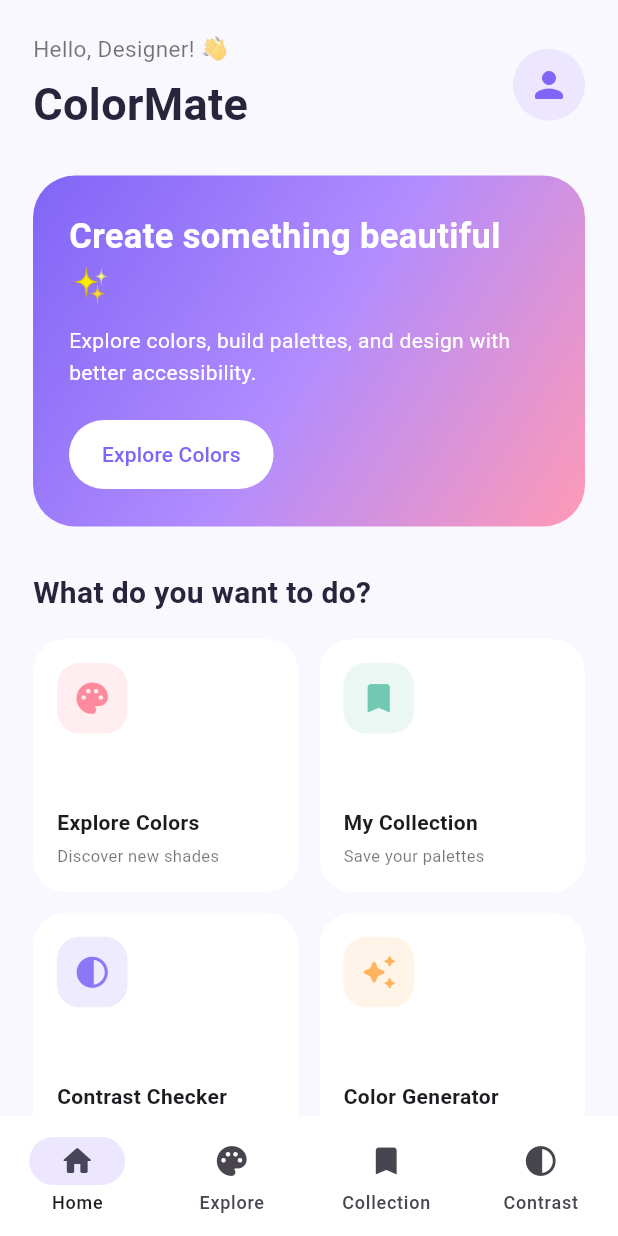
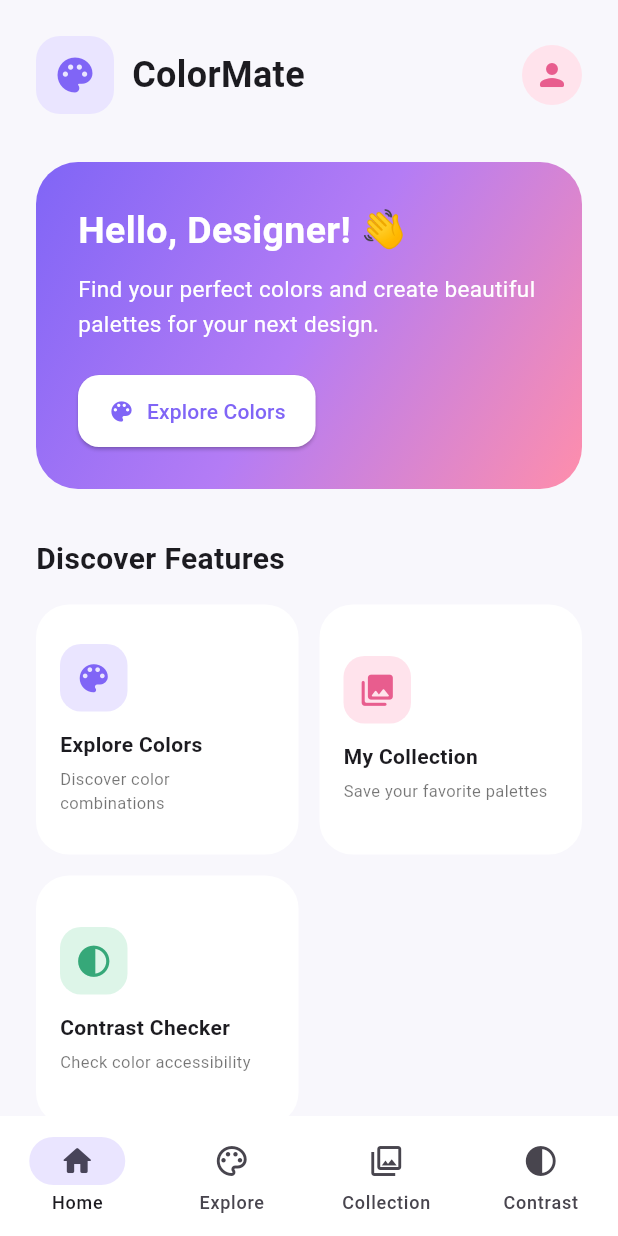
Before and after one commit to trisnacahyani-ops/UTS_2415051072_Ni-Komang-Trisna-Cahyani, a Flutter app: the screen it shows after launch, on a phone screen of 412 x 824 dp. Run offline on Flutter 3.47's test engine with Material 3 defaults, Android fonts, the phone set to English and light mode, and no system bars; network calls fail; Roboto replaces fonts that are missing (Arial).

Commit message:
Build Explore Colors API screen

```diff
--- a/lib/main.dart
+++ b/lib/main.dart
@@ -4,6 +4,7 @@ import 'package:provider/provider.dart';
 import 'providers/color_provider.dart';
 import 'repositories/color_repository.dart';
 import 'services/color_api_service.dart';
+import 'screens/explore_page.dart';
 
 void main() {
   runApp(
@@ -30,8 +31,7 @@ class ColorMateApp extends StatelessWidget {
       title: 'ColorMate',
       theme: ThemeData(
         useMaterial3: true,
-        fontFamily: 'Arial',
-        scaffoldBackgroundColor: const Color(0xFFF9F8FF),
+        scaffoldBackgroundColor: const Color(0xFFF8F7FC),
         colorScheme: ColorScheme.fromSeed(
           seedColor: const Color(0xFF8065F6),
           brightness: Brightness.light,
@@ -50,16 +50,28 @@ class MainShell extends StatefulWidget {
 }
 
 class _MainShellState extends State<MainShell> {
-  int selectedIndex = 0;
+  int _selectedIndex = 0;
 
-  final List<String> titles = ['Home', 'Explore', 'Collection', 'Contrast'];
+  final List<Widget> _pages = const [
+    HomeScreen(),
+    ExplorePage(),
+    FeatureScreen(
+      title: 'My Collection',
+      subtitle: 'Your saved color palettes will appear here.',
+      icon: Icons.collections_rounded,
+    ),
+    FeatureScreen(
+      title: 'Contrast Checker',
+      subtitle: 'Check color contrast and accessibility.',
+      icon: Icons.contrast_rounded,
+    ),
+  ];
 
-  final List<IconData> icons = [
-    Icons.home_rounded,
-    Icons.palette_rounded,
-    Icons.bookmark_rounded,
-    Icons.contrast_rounded,
-  ];
+  void _onDestinationSelected(int index) {
+    setState(() {
+      _selectedIndex = index;
+    });
+  }
 
   @override
   Widget build(BuildContext context) {
@@ -67,82 +79,80 @@ class _MainShellState extends State<MainShell> {
       builder: (context, constraints) {
         final isWide = constraints.maxWidth >= 700;
 
-        final pages = [
-          HomeScreen(
-            onNavigate: (index) {
-              setState(() => selectedIndex = index);
-            },
-          ),
-          const FeatureScreen(
-            title: 'Explore Colors',
-            subtitle: 'Find your next favorite color.',
-            icon: Icons.palette_rounded,
-            color: Color(0xFFFF8A9B),
-          ),
-          const FeatureScreen(
-            title: 'My Collection',
-            subtitle: 'Your saved color palettes.',
-            icon: Icons.bookmark_rounded,
-            color: Color(0xFF70C9B0),
-          ),
-          const FeatureScreen(
-            title: 'Contrast Checker',
-            subtitle: 'Make your designs easier to read.',
-            icon: Icons.contrast_rounded,
-            color: Color(0xFF8B78F6),
-          ),
-        ];
-
         return Scaffold(
-          body: SafeArea(
-            child: Row(
+          body: Row(
             children: [
               if (isWide)
                 NavigationRail(
-                    selectedIndex: selectedIndex,
-                    onDestinationSelected: (index) {
-                      setState(() => selectedIndex = index);
-                    },
+                  selectedIndex: _selectedIndex,
+                  onDestinationSelected: _onDestinationSelected,
                   labelType: NavigationRailLabelType.all,
                   backgroundColor: Colors.white,
                   leading: const Padding(
-                      padding: EdgeInsets.symmetric(vertical: 28),
+                    padding: EdgeInsets.symmetric(vertical: 24),
                     child: Icon(
-                        Icons.color_lens_rounded,
-                        size: 34,
+                      Icons.palette_rounded,
                       color: Color(0xFF8065F6),
+                      size: 32,
                     ),
                   ),
-                    destinations: List.generate(
-                      titles.length,
-                      (index) => NavigationRailDestination(
-                        icon: Icon(icons[index]),
-                        label: Text(titles[index]),
+                  destinations: const [
+                    NavigationRailDestination(
+                      icon: Icon(Icons.home_outlined),
+                      selectedIcon: Icon(Icons.home_rounded),
+                      label: Text('Home'),
                     ),
+                    NavigationRailDestination(
+                      icon: Icon(Icons.color_lens_outlined),
+                      selectedIcon: Icon(Icons.color_lens_rounded),
+                      label: Text('Explore'),
                     ),
+                    NavigationRailDestination(
+                      icon: Icon(Icons.collections_outlined),
+                      selectedIcon: Icon(Icons.collections_rounded),
+                      label: Text('Collection'),
                     ),
-                Expanded(
-                  child: IndexedStack(index: selectedIndex, children: pages),
+                    NavigationRailDestination(
+                      icon: Icon(Icons.contrast_outlined),
+                      selectedIcon: Icon(Icons.contrast_rounded),
+                      label: Text('Contrast'),
                     ),
                   ],
                 ),
+              Expanded(
+                child: IndexedStack(index: _selectedIndex, children: _pages),
+              ),
+            ],
           ),
           bottomNavigationBar: isWide
               ? null
               : NavigationBar(
-                  selectedIndex: selectedIndex,
-                  onDestinationSelected: (index) {
-                    setState(() => selectedIndex = index);
-                  },
+                  selectedIndex: _selectedIndex,
+                  onDestinationSelected: _onDestinationSelected,
                   backgroundColor: Colors.white,
-                  indicatorColor: const Color(0xFFECE7FF),
-                  destinations: List.generate(
-                    titles.length,
-                    (index) => NavigationDestination(
-                      icon: Icon(icons[index]),
-                      label: titles[index],
+                  indicatorColor: const Color(0xFFEAE5FF),
+                  destinations: const [
+                    NavigationDestination(
+                      icon: Icon(Icons.home_outlined),
+                      selectedIcon: Icon(Icons.home_rounded),
+                      label: 'Home',
                     ),
+                    NavigationDestination(
+                      icon: Icon(Icons.color_lens_outlined),
+                      selectedIcon: Icon(Icons.color_lens_rounded),
+                      label: 'Explore',
                     ),
+                    NavigationDestination(
+                      icon: Icon(Icons.collections_outlined),
+                      selectedIcon: Icon(Icons.collections_rounded),
+                      label: 'Collection',
+                    ),
+                    NavigationDestination(
+                      icon: Icon(Icons.contrast_outlined),
+                      selectedIcon: Icon(Icons.contrast_rounded),
+                      label: 'Contrast',
+                    ),
+                  ],
                 ),
         );
       },
@@ -151,18 +161,19 @@ class _MainShellState extends State<MainShell> {
 }
 
 class HomeScreen extends StatelessWidget {
-  final ValueChanged<int> onNavigate;
-
-  const HomeScreen({super.key, required this.onNavigate});
+  const HomeScreen({super.key});
 
   @override
   Widget build(BuildContext context) {
-    return LayoutBuilder(
+    return Scaffold(
+      backgroundColor: const Color(0xFFF8F7FC),
+      body: SafeArea(
+        child: LayoutBuilder(
           builder: (context, constraints) {
             final isWide = constraints.maxWidth >= 800;
 
             return SingleChildScrollView(
-          padding: EdgeInsets.all(isWide ? 32 : 22),
+              padding: const EdgeInsets.all(24),
               child: Center(
                 child: ConstrainedBox(
                   constraints: const BoxConstraints(maxWidth: 1100),
@@ -171,52 +182,47 @@ class HomeScreen extends StatelessWidget {
                     children: [
                       Row(
                         children: [
-                      const Expanded(
-                        child: Column(
-                          crossAxisAlignment: CrossAxisAlignment.start,
-                          children: [
-                            Text(
-                              'Hello, Designer! 👋',
-                              style: TextStyle(
-                                fontSize: 15,
-                                color: Colors.black54,
+                          Container(
+                            padding: const EdgeInsets.all(12),
+                            decoration: BoxDecoration(
+                              color: const Color(0xFFEAE5FF),
+                              borderRadius: BorderRadius.circular(16),
+                            ),
+                            child: const Icon(
+                              Icons.palette_rounded,
+                              color: Color(0xFF8065F6),
+                              size: 28,
                             ),
                           ),
-                            SizedBox(height: 5),
-                            Text(
+                          const SizedBox(width: 12),
+                          const Text(
                             'ColorMate',
                             style: TextStyle(
-                                fontSize: 30,
+                              fontSize: 24,
                               fontWeight: FontWeight.bold,
-                                color: Color(0xFF29243B),
+                            ),
+                          ),
+                          const Spacer(),
+                          const CircleAvatar(
+                            backgroundColor: Color(0xFFFFE3EC),
+                            child: Icon(
+                              Icons.person_rounded,
+                              color: Color(0xFFE85D8E),
                             ),
                           ),
                         ],
                       ),
-                      ),
-                      const CircleAvatar(
-                        radius: 24,
-                        backgroundColor: Color(0xFFECE7FF),
-                        child: Icon(
-                          Icons.person_rounded,
-                          color: Color(0xFF8065F6),
-                          size: 28,
-                        ),
-                      ),
-                    ],
-                  ),
-                  const SizedBox(height: 26),
+                      const SizedBox(height: 32),
 
-                  // Welcome Card
                       Container(
                         width: double.infinity,
-                    padding: const EdgeInsets.all(24),
+                        padding: const EdgeInsets.all(28),
                         decoration: BoxDecoration(
                           gradient: const LinearGradient(
                             colors: [
                               Color(0xFF8065F6),
-                          Color(0xFFB18CFF),
-                          Color(0xFFFF9AB5),
+                              Color(0xFFB47CF5),
+                              Color(0xFFFF8EAB),
                             ],
                             begin: Alignment.topLeft,
                             end: Alignment.bottomRight,
@@ -227,47 +233,55 @@ class HomeScreen extends StatelessWidget {
                           crossAxisAlignment: CrossAxisAlignment.start,
                           children: [
                             const Text(
-                          'Create something beautiful ✨',
+                              'Hello, Designer! 👋',
                               style: TextStyle(
                                 color: Colors.white,
-                            fontSize: 23,
+                                fontSize: 25,
                                 fontWeight: FontWeight.bold,
                               ),
                             ),
                             const SizedBox(height: 10),
                             const Text(
-                          'Explore colors, build palettes, and design '
-                          'with better accessibility.',
+                              'Find your perfect colors and create '
+                              'beautiful palettes for your next design.',
                               style: TextStyle(
                                 color: Colors.white,
-                            fontSize: 14,
+                                fontSize: 15,
                                 height: 1.5,
                               ),
                             ),
-                        const SizedBox(height: 20),
-                        FilledButton(
-                          onPressed: () => onNavigate(1),
-                          style: FilledButton.styleFrom(
+                            const SizedBox(height: 22),
+                            ElevatedButton.icon(
+                              onPressed: () {
+                                context
+                                    .findAncestorStateOfType<_MainShellState>()
+                                    ?._onDestinationSelected(1);
+                              },
+                              style: ElevatedButton.styleFrom(
                                 backgroundColor: Colors.white,
                                 foregroundColor: const Color(0xFF8065F6),
                                 padding: const EdgeInsets.symmetric(
-                              horizontal: 22,
-                              vertical: 13,
+                                  horizontal: 20,
+                                  vertical: 14,
+                                ),
+                                shape: RoundedRectangleBorder(
+                                  borderRadius: BorderRadius.circular(14),
                                 ),
                               ),
-                          child: const Text('Explore Colors'),
+                              icon: const Icon(Icons.color_lens_rounded),
+                              label: const Text('Explore Colors'),
                             ),
                           ],
                         ),
                       ),
 
-                  const SizedBox(height: 30),
+                      const SizedBox(height: 32),
+
                       const Text(
-                    'What do you want to do?',
+                        'Discover Features',
                         style: TextStyle(
                           fontSize: 20,
                           fontWeight: FontWeight.bold,
-                      color: Color(0xFF29243B),
                         ),
                       ),
                       const SizedBox(height: 16),
@@ -276,67 +290,68 @@ class HomeScreen extends StatelessWidget {
                         crossAxisCount: isWide ? 3 : 2,
                         shrinkWrap: true,
                         physics: const NeverScrollableScrollPhysics(),
+                        crossAxisSpacing: 14,
                         mainAxisSpacing: 14,
-                    crossAxisSpacing: 14,
-                    childAspectRatio: isWide ? 1.5 : 1.05,
+                        childAspectRatio: isWide ? 1.35 : 1.05,
                         children: [
                           FeatureTile(
                             title: 'Explore Colors',
-                        subtitle: 'Discover new shades',
-                        icon: Icons.palette_rounded,
-                        color: const Color(0xFFFF8A9B),
-                        onTap: () => onNavigate(1),
+                            subtitle: 'Discover color combinations',
+                            icon: Icons.color_lens_rounded,
+                            color: const Color(0xFFEAE5FF),
+                            iconColor: const Color(0xFF8065F6),
+                            onTap: () {
+                              context
+                                  .findAncestorStateOfType<_MainShellState>()
+                                  ?._onDestinationSelected(1);
+                            },
                           ),
                           FeatureTile(
                             title: 'My Collection',
-                        subtitle: 'Save your palettes',
-                        icon: Icons.bookmark_rounded,
-                        color: const Color(0xFF70C9B0),
-                        onTap: () => onNavigate(2),
+                            subtitle: 'Save your favorite palettes',
+                            icon: Icons.collections_rounded,
+                            color: const Color(0xFFFFE3EC),
+                            iconColor: const Color(0xFFE85D8E),
+                            onTap: () {
+                              context
+                                  .findAncestorStateOfType<_MainShellState>()
+                                  ?._onDestinationSelected(2);
+                            },
                           ),
                           FeatureTile(
                             title: 'Contrast Checker',
-                        subtitle: 'Check color readability',
+                            subtitle: 'Check color accessibility',
                             icon: Icons.contrast_rounded,
-                        color: const Color(0xFF8B78F6),
-                        onTap: () => onNavigate(3),
-                      ),
-                      FeatureTile(
-                        title: 'Color Generator',
-                        subtitle: 'Create color palettes',
-                        icon: Icons.auto_awesome_rounded,
-                        color: const Color(0xFFFFB45E),
-                        onTap: () => onNavigate(1),
+                            color: const Color(0xFFDDF5E8),
+                            iconColor: const Color(0xFF36A879),
+                            onTap: () {
+                              context
+                                  .findAncestorStateOfType<_MainShellState>()
+                                  ?._onDestinationSelected(3);
+                            },
                           ),
                         ],
                       ),
 
                       const SizedBox(height: 28),
+
                       const Text(
-                    'Color inspiration',
+                        'ColorMate helps you explore, create, '
+                        'and manage beautiful color palettes.',
                         style: TextStyle(
-                      fontSize: 20,
-                      fontWeight: FontWeight.bold,
-                      color: Color(0xFF29243B),
+                          color: Colors.black54,
+                          fontSize: 13,
+                          height: 1.5,
                         ),
                       ),
-                  const SizedBox(height: 14),
-                  const Row(
-                    children: [
-                      ColorDot(color: Color(0xFF8065F6)),
-                      ColorDot(color: Color(0xFFFF8A9B)),
-                      ColorDot(color: Color(0xFFFFC66E)),
-                      ColorDot(color: Color(0xFF70C9B0)),
-                      ColorDot(color: Color(0xFF77B8F5)),
-                    ],
-                  ),
-                  const SizedBox(height: 24),
                     ],
                   ),
                 ),
               ),
             );
           },
+        ),
+      ),
     );
   }
 }
@@ -346,6 +361,7 @@ class FeatureTile extends StatelessWidget {
   final String subtitle;
   final IconData icon;
   final Color color;
+  final Color iconColor;
   final VoidCallback onTap;
 
   const FeatureTile({
@@ -354,6 +370,7 @@ class FeatureTile extends StatelessWidget {
     required this.subtitle,
     required this.icon,
     required this.color,
+    required this.iconColor,
     required this.onTap,
   });
 
@@ -369,19 +386,17 @@ class FeatureTile extends StatelessWidget {
           padding: const EdgeInsets.all(16),
           child: Column(
             crossAxisAlignment: CrossAxisAlignment.start,
-            mainAxisAlignment: MainAxisAlignment.spaceBetween,
+            mainAxisAlignment: MainAxisAlignment.center,
             children: [
               Container(
-                padding: const EdgeInsets.all(11),
+                padding: const EdgeInsets.all(10),
                 decoration: BoxDecoration(
-                  color: color.withValues(alpha: 0.15),
-                  borderRadius: BorderRadius.circular(15),
+                  color: color,
+                  borderRadius: BorderRadius.circular(14),
                 ),
-                child: Icon(icon, color: color, size: 25),
+                child: Icon(icon, color: iconColor, size: 25),
               ),
-              Column(
-                crossAxisAlignment: CrossAxisAlignment.start,
-                children: [
+              const SizedBox(height: 12),
               Text(
                 title,
                 style: const TextStyle(
@@ -389,35 +404,13 @@ class FeatureTile extends StatelessWidget {
                   fontSize: 14,
                 ),
               ),
-                  const SizedBox(height: 4),
+              const SizedBox(height: 5),
               Text(
                 subtitle,
-                    style: const TextStyle(fontSize: 11, color: Colors.black54),
+                style: const TextStyle(color: Colors.black54, fontSize: 11),
               ),
             ],
           ),
-            ],
-          ),
-        ),
-      ),
-    );
-  }
-}
-
-class ColorDot extends StatelessWidget {
-  final Color color;
-
-  const ColorDot({super.key, required this.color});
-
-  @override
-  Widget build(BuildContext context) {
-    return Expanded(
-      child: Container(
-        height: 65,
-        margin: const EdgeInsets.only(right: 8),
-        decoration: BoxDecoration(
-          color: color,
-          borderRadius: BorderRadius.circular(16),
         ),
       ),
     );
@@ -428,52 +421,52 @@ class FeatureScreen extends StatelessWidget {
   final String title;
   final String subtitle;
   final IconData icon;
-  final Color color;
 
   const FeatureScreen({
     super.key,
     required this.title,
     required this.subtitle,
     required this.icon,
-    required this.color,
   });
 
   @override
   Widget build(BuildContext context) {
-    return Center(
+    return Scaffold(
+      backgroundColor: const Color(0xFFF8F7FC),
+      appBar: AppBar(
+        title: Text(title, style: const TextStyle(fontWeight: FontWeight.bold)),
+        backgroundColor: const Color(0xFFF8F7FC),
+      ),
+      body: Center(
         child: Padding(
           padding: const EdgeInsets.all(24),
           child: Column(
-          mainAxisAlignment: MainAxisAlignment.center,
+            mainAxisSize: MainAxisSize.min,
             children: [
               Container(
-              padding: const EdgeInsets.all(28),
+                padding: const EdgeInsets.all(24),
                 decoration: BoxDecoration(
-                color: color.withValues(alpha: 0.15),
-                borderRadius: BorderRadius.circular(30),
+                  color: const Color(0xFFEAE5FF),
+                  borderRadius: BorderRadius.circular(24),
                 ),
-              child: Icon(icon, size: 55, color: color),
+                child: Icon(icon, size: 48, color: const Color(0xFF8065F6)),
               ),
-            const SizedBox(height: 22),
+              const SizedBox(height: 20),
               Text(
                 title,
-              style: const TextStyle(fontSize: 25, fontWeight: FontWeight.bold),
+                style: const TextStyle(
+                  fontSize: 22,
+                  fontWeight: FontWeight.bold,
+                ),
               ),
               const SizedBox(height: 8),
               Text(
                 subtitle,
                 textAlign: TextAlign.center,
-              style: const TextStyle(color: Colors.black54),
-            ),
-            const SizedBox(height: 18),
-            const Text(
-              'Coming soon ✨',
-              style: TextStyle(
-                color: Color(0xFF8065F6),
-                fontWeight: FontWeight.w600,
-              ),
+                style: const TextStyle(color: Colors.black54, height: 1.5),
               ),
             ],
+          ),
         ),
       ),
     );
```
Also changed, not shown: lib/screens/explore_page.dart (added, +138 -0 lines), lib/widgets/color_card.dart (added, +55 -0 lines), lib/widgets/color_swatch.dart (added, +36 -0 lines), lib/widgets/loading_widget.dart (added, +22 -0 lines). Lines whose indentation alone changed are shown as unchanged.
